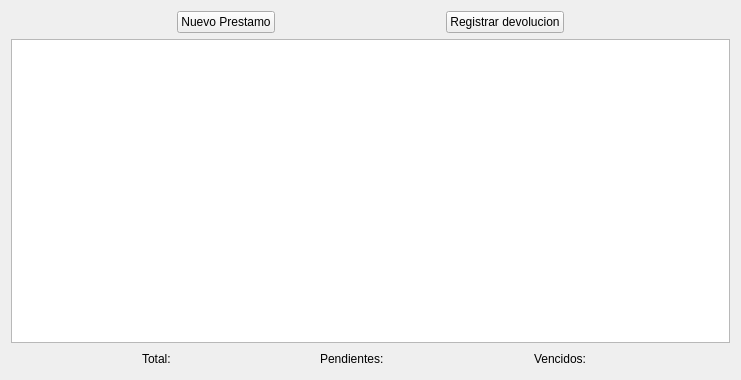
Before: the Qt Designer form Biblioteca/Views/Prestamos.ui in rescobedoq/sbd, drawn with Qt 5.
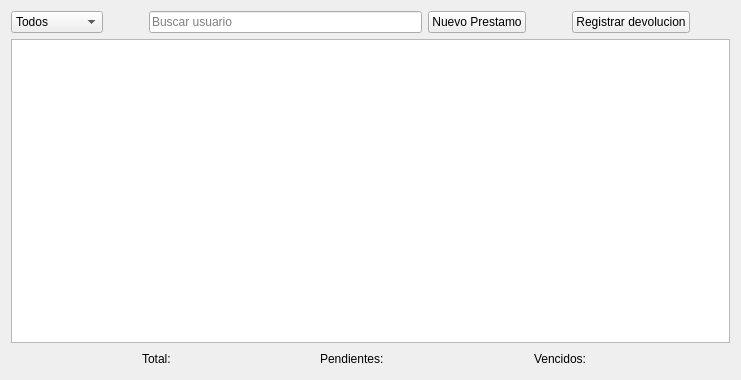
After: the same form once the commit is applied.

Commit message: actualizacion prestamos

What changed in the file:
```diff
--- a/Biblioteca/Views/Prestamos.ui
+++ b/Biblioteca/Views/Prestamos.ui
@@ -22,6 +22,30 @@
   <layout class="QVBoxLayout" name="verticalLayout">
    <item>
     <layout class="QHBoxLayout" name="horizontalLayout">
+     <item>
+      <widget class="QComboBox" name="comboBox">
+       <item>
+        <property name="text">
+         <string>Todos</string>
+        </property>
+       </item>
+       <item>
+        <property name="text">
+         <string>Pendientes</string>
+        </property>
+       </item>
+       <item>
+        <property name="text">
+         <string>Devueltos</string>
+        </property>
+       </item>
+       <item>
+        <property name="text">
+         <string>Vencidos</string>
+        </property>
+       </item>
+      </widget>
+     </item>
      <item>
       <spacer name="horizontalSpacer">
        <property name="orientation">
@@ -35,6 +59,22 @@
        </property>
       </spacer>
      </item>
+     <item>
+      <widget class="QLineEdit" name="txtBusqueda">
+       <property name="sizePolicy">
+        <sizepolicy hsizetype="Expanding" vsizetype="Fixed">
+         <horstretch>5</horstretch>
+         <verstretch>0</verstretch>
+        </sizepolicy>
+       </property>
+       <property name="text">
+        <string/>
+       </property>
+       <property name="placeholderText">
+        <string>Buscar usuario </string>
+       </property>
+      </widget>
+     </item>
      <item>
       <widget class="QPushButton" name="btnNuevoPrestamo">
        <property name="text">
```
The commit also changes 10 other files.
